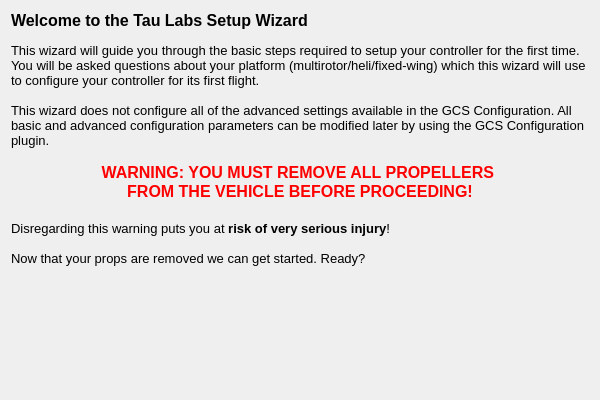
TauLabs/TauLabs, file ground/gcs/src/plugins/setupwizard/pages/startpage.ui: the form before one commit.
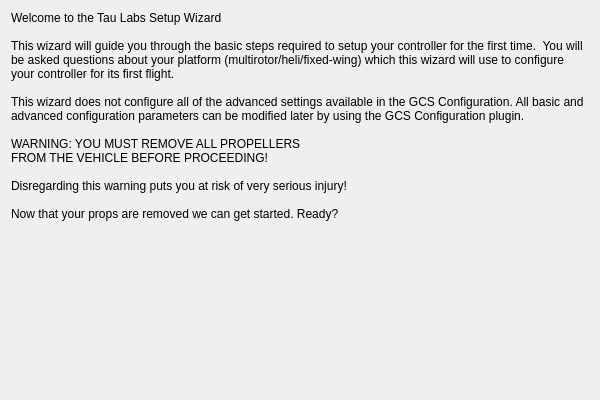
The form after the commit.

Commit message:
SetupWizard: strip formatting from text
The formatting applied does not work well across platforms.  Removing
until that is improved.

Diff of the .ui file:
```diff
--- a/ground/gcs/src/plugins/setupwizard/pages/startpage.ui
+++ b/ground/gcs/src/plugins/setupwizard/pages/startpage.ui
@@ -35,22 +35,18 @@
       </sizepolicy>
      </property>
      <property name="text">
-      <string>&lt;!DOCTYPE HTML PUBLIC &quot;-//W3C//DTD HTML 4.0//EN&quot; &quot;http://www.w3.org/TR/REC-html40/strict.dtd&quot;&gt;
-&lt;html&gt;&lt;head&gt;&lt;meta name=&quot;qrichtext&quot; content=&quot;1&quot; /&gt;&lt;style type=&quot;text/css&quot;&gt;
-p, li { white-space: pre-wrap; }
-&lt;/style&gt;&lt;/head&gt;&lt;body style=&quot; font-family:'Lucida Grande'; font-size:13pt; font-weight:400; font-style:normal;&quot;&gt;
-&lt;p style=&quot; margin-top:0px; margin-bottom:0px; margin-left:0px; margin-right:0px; -qt-block-indent:0; text-indent:0px;&quot;&gt;&lt;span style=&quot; font-family:'MS Shell Dlg 2'; font-size:12pt; font-weight:600;&quot;&gt;Welcome to the Tau Labs Setup Wizard&lt;/span&gt;&lt;/p&gt;
-&lt;p style=&quot;-qt-paragraph-type:empty; margin-top:0px; margin-bottom:0px; margin-left:0px; margin-right:0px; -qt-block-indent:0; text-indent:0px; font-family:'MS Shell Dlg 2'; font-size:8pt;&quot;&gt;&lt;br /&gt;&lt;/p&gt;
-&lt;p style=&quot; margin-top:0px; margin-bottom:0px; margin-left:0px; margin-right:0px; -qt-block-indent:0; text-indent:0px;&quot;&gt;&lt;span style=&quot; font-family:'MS Shell Dlg 2'; font-size:10pt;&quot;&gt;This wizard will guide you through the basic steps required to setup your controller for the first time.  You will be asked questions about your platform (multirotor/heli/fixed-wing) which this wizard will use to configure your controller for its first flight. &lt;/span&gt;&lt;/p&gt;
-&lt;p style=&quot;-qt-paragraph-type:empty; margin-top:0px; margin-bottom:0px; margin-left:0px; margin-right:0px; -qt-block-indent:0; text-indent:0px; font-family:'MS Shell Dlg 2'; font-size:10pt;&quot;&gt;&lt;br /&gt;&lt;/p&gt;
-&lt;p style=&quot; margin-top:0px; margin-bottom:0px; margin-left:0px; margin-right:0px; -qt-block-indent:0; text-indent:0px;&quot;&gt;&lt;span style=&quot; font-family:'MS Shell Dlg 2'; font-size:10pt;&quot;&gt;This wizard does not configure all of the advanced settings available in the GCS Configuration. All basic and advanced configuration parameters can be modified later by using the GCS Configuration plugin.&lt;/span&gt;&lt;/p&gt;
-&lt;p style=&quot;-qt-paragraph-type:empty; margin-top:0px; margin-bottom:0px; margin-left:0px; margin-right:0px; -qt-block-indent:0; text-indent:0px; font-family:'MS Shell Dlg 2'; font-size:10pt;&quot;&gt;&lt;br /&gt;&lt;/p&gt;
-&lt;p align=&quot;center&quot; style=&quot; margin-top:0px; margin-bottom:0px; margin-left:0px; margin-right:0px; -qt-block-indent:0; text-indent:0px;&quot;&gt;&lt;span style=&quot; font-family:'MS Shell Dlg 2'; font-size:12pt; font-weight:600; color:#ff0000;&quot;&gt;WARNING: YOU MUST REMOVE ALL PROPELLERS &lt;/span&gt;&lt;/p&gt;
-&lt;p align=&quot;center&quot; style=&quot; margin-top:0px; margin-bottom:0px; margin-left:0px; margin-right:0px; -qt-block-indent:0; text-indent:0px;&quot;&gt;&lt;span style=&quot; font-family:'MS Shell Dlg 2'; font-size:12pt; font-weight:600; color:#ff0000;&quot;&gt;FROM THE VEHICLE BEFORE PROCEEDING!&lt;/span&gt;&lt;/p&gt;
-&lt;p style=&quot;-qt-paragraph-type:empty; margin-top:0px; margin-bottom:0px; margin-left:0px; margin-right:0px; -qt-block-indent:0; text-indent:0px;&quot;&gt;&lt;br /&gt;&lt;/p&gt;
-&lt;p style=&quot; margin-top:0px; margin-bottom:0px; margin-left:0px; margin-right:0px; -qt-block-indent:0; text-indent:0px;&quot;&gt;&lt;span style=&quot; font-family:'MS Shell Dlg 2'; font-size:10pt;&quot;&gt;Disregarding this warning puts you at&lt;/span&gt;&lt;span style=&quot; font-family:'MS Shell Dlg 2'; font-size:10pt; font-weight:600; color:#000000;&quot;&gt; risk of very serious injury&lt;/span&gt;&lt;span style=&quot; font-family:'MS Shell Dlg 2'; font-size:10pt;&quot;&gt;!&lt;/span&gt;&lt;/p&gt;
-&lt;p style=&quot;-qt-paragraph-type:empty; margin-top:0px; margin-bottom:0px; margin-left:0px; margin-right:0px; -qt-block-indent:0; text-indent:0px; font-family:'MS Shell Dlg 2'; font-size:10pt;&quot;&gt;&lt;br /&gt;&lt;/p&gt;
-&lt;p style=&quot; margin-top:0px; margin-bottom:0px; margin-left:0px; margin-right:0px; -qt-block-indent:0; text-indent:0px;&quot;&gt;&lt;span style=&quot; font-family:'MS Shell Dlg 2'; font-size:10pt;&quot;&gt;Now that your props are removed we can get started. Ready?&lt;/span&gt;&lt;/p&gt;&lt;/body&gt;&lt;/html&gt;</string>
+      <string>Welcome to the Tau Labs Setup Wizard
+
+This wizard will guide you through the basic steps required to setup your controller for the first time.  You will be asked questions about your platform (multirotor/heli/fixed-wing) which this wizard will use to configure your controller for its first flight. 
+
+This wizard does not configure all of the advanced settings available in the GCS Configuration. All basic and advanced configuration parameters can be modified later by using the GCS Configuration plugin.
+
+WARNING: YOU MUST REMOVE ALL PROPELLERS 
+FROM THE VEHICLE BEFORE PROCEEDING!
+
+Disregarding this warning puts you at risk of very serious injury!
+
+Now that your props are removed we can get started. Ready?</string>
      </property>
      <property name="alignment">
       <set>Qt::AlignLeading|Qt::AlignLeft|Qt::AlignTop</set>
```
The commit also changes 13 other files.
